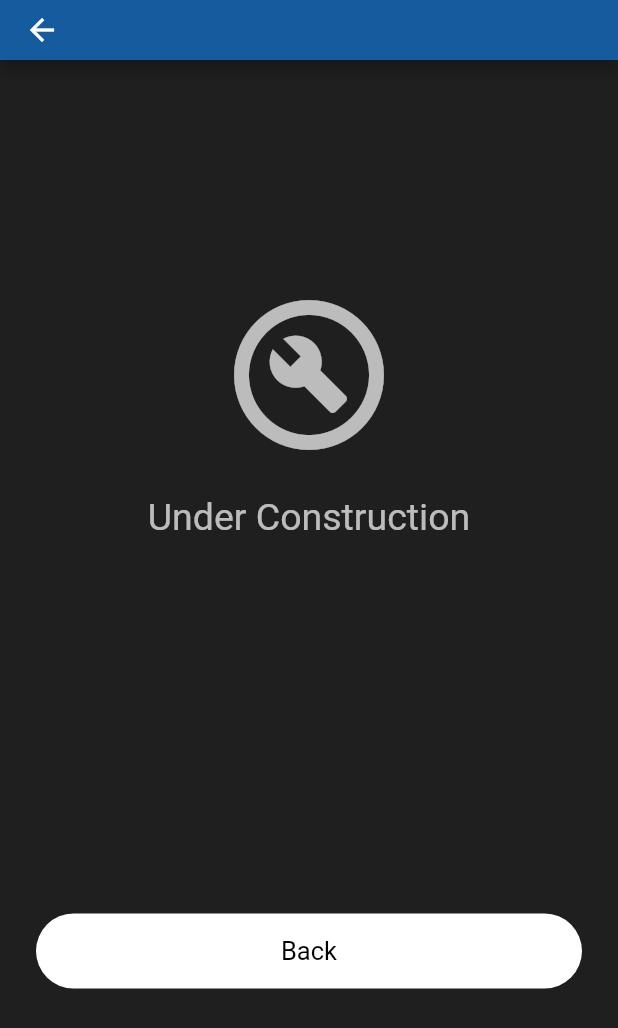
After one commit to sultan4110/flutter_app_Sultan, a Flutter app: the Home screen opened directly, on a phone screen of 412 x 824 dp. The commit adds this screen. Shown: the top 1028 px of the screen. Run offline on Flutter 3.47's test engine with Material 2 defaults, Android fonts, the light colour scheme and no system bars; our stand-ins replace firebase_auth; accounts and stored records are empty.

Commit message:
Added navigation between pages Fixed UI bugs

```diff
--- /dev/null
+++ b/lib/Screens/home.dart
@@ -0,0 +1,73 @@
+import 'package:flutter/material.dart';
+import 'package:flutter_app/Screens/signin.dart';
+import 'package:flutter_app/widget/widget.dart';
+
+class Home extends StatefulWidget {
+  const Home({Key? key}) : super(key: key);
+
+  @override
+  _HomeState createState() => _HomeState();
+}
+
+class _HomeState extends State<Home> {
+  @override
+  Widget build(BuildContext context) {
+    return Scaffold(
+        appBar: PreferredSize(
+          preferredSize: const Size.fromHeight(40),
+          child: appBarMain(context),
+        ),
+        body: Container(
+          padding: EdgeInsets.symmetric(horizontal: 24),
+          child: Column(
+            children: [
+              SizedBox(
+                height: 150,
+              ), // can do it in another way
+
+              Icon(
+                Icons.build_circle_outlined,
+                color: Colors.white70,
+                size: 120,
+              ),
+              SizedBox(
+                height: 20,
+              ), // can do it in another way
+
+              Text(
+                "Under Construction",
+                style: TextStyle(color: Colors.white70, fontSize: 25),
+              ),
+
+              SizedBox(
+                height: 250,
+              ), // can do it in another way
+
+              GestureDetector(
+                onTap: () {
+                  Navigator.push(context,
+                      MaterialPageRoute(builder: (context) => SignIn()));
+                },
+                child: Container(
+                  alignment: Alignment.center,
+                  width: MediaQuery.of(context).size.width,
+                  padding: EdgeInsets.symmetric(vertical: 15),
+                  // Fix size latter...
+                  decoration: BoxDecoration(
+                      color: Colors.white,
+                      borderRadius: BorderRadius.circular(30)),
+
+                  child: Text(
+                    "Back",
+                    style: TextStyle(
+                      color: Colors.black,
+                      fontSize: 17,
+                    ),
+                  ),
+                ),
+              ),
+            ],
+          ),
+        ));
+  }
+}
--- a/lib/main.dart
+++ b/lib/main.dart
@@ -1,7 +1,7 @@
 import 'package:flutter/material.dart';
 import 'package:flutter_app/Screens/signin.dart';
 
-import 'Screens/first.dart';
+import 'Screens/home.dart';
 import 'Screens/signup.dart';
 
 void main() => runApp(MyApp());
@@ -19,7 +19,7 @@ class MyApp extends StatelessWidget implements PreferredSizeWidget {
         primaryColor: Color(0xff145C9E),
       ),
       debugShowCheckedModeBanner: false,
-      home: First(),
+      home: SignIn(),
     );
   }
 }
--- a/lib/widget/widget.dart
+++ b/lib/widget/widget.dart
@@ -6,6 +6,7 @@ Widget appBarMain(BuildContext context) {
 
       );
 }
+
 //modularization in programing
 
 InputDecoration textFieldInputDecoration(String hintText) {
```
Also changed, not shown: lib/Screens/first.dart (deleted, +0 -34 lines), lib/Screens/signin.dart (+14 -7 lines), lib/Screens/signup.dart (+11 -6 lines), 3 other files.
